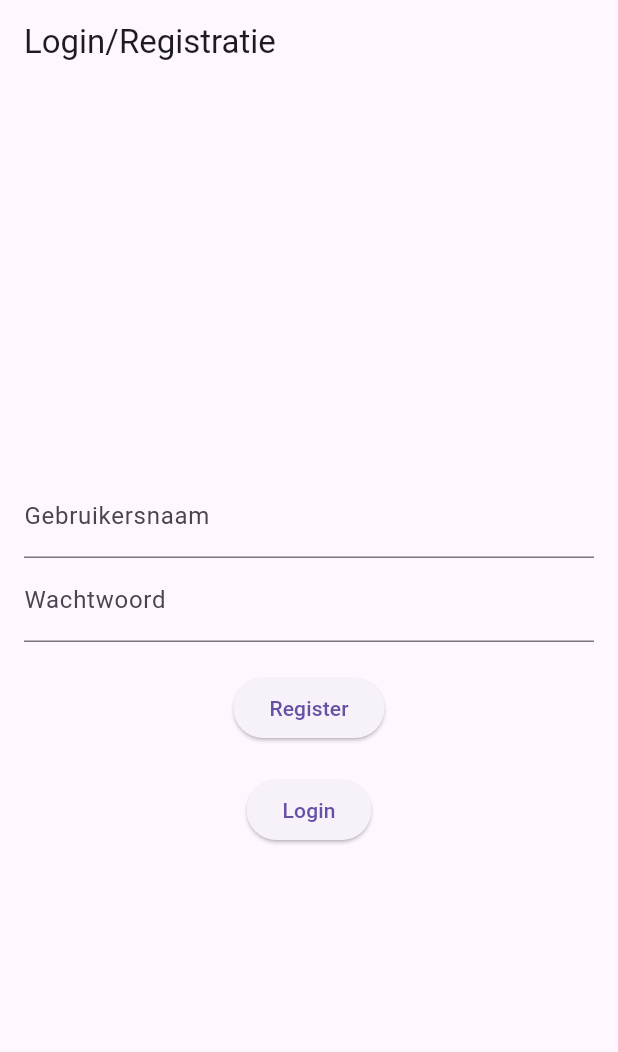
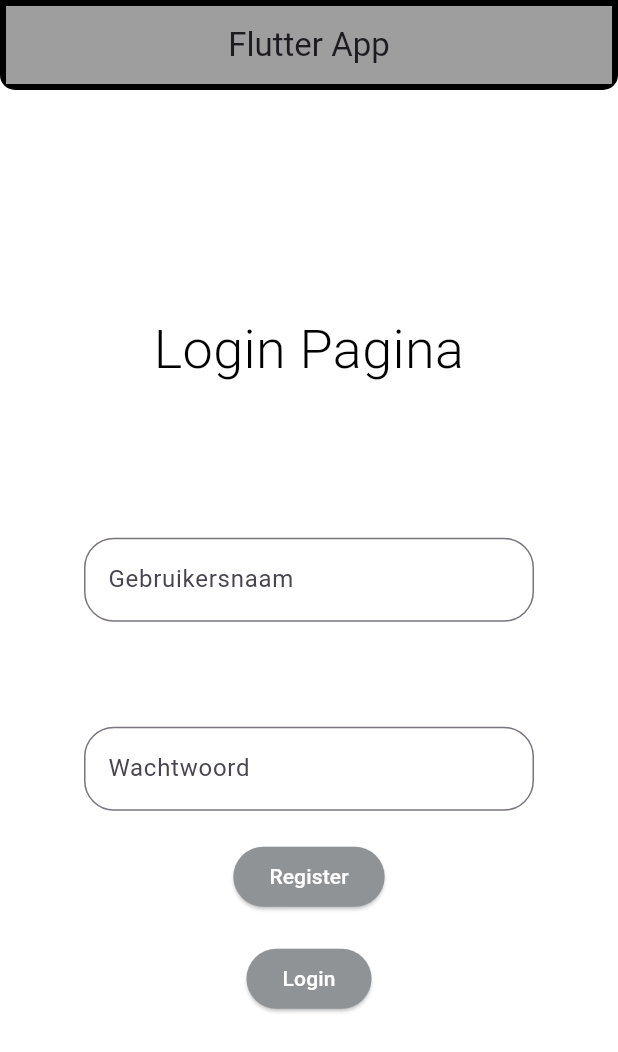
Before and after one commit to Denzel-Bendt/CPD-FlutterApp, a Flutter app: the screen it shows after launch, on a phone screen of 412 x 824 dp. Shown: the top 1052 px of the screen. Run offline on Flutter 3.47's test engine with Material 3 defaults, Android fonts, the light colour scheme and no system bars; our stand-ins replace logger.

Commit message:
New interface for login screen

```diff
--- a/lib/screens/login_screen.dart
+++ b/lib/screens/login_screen.dart
@@ -19,8 +19,30 @@ class LoginScreenState extends State<LoginScreen> {
   @override
   Widget build(BuildContext context) {
     return Scaffold(
-      appBar: AppBar(
-        title: Text("Login/Registratie"),
+      backgroundColor: Colors.white70,
+      appBar: PreferredSize(
+        preferredSize:
+            const Size.fromHeight(60.0), // Set the height of the AppBar
+        child: Container(
+          decoration: BoxDecoration(
+            border: Border.all(
+              color: const Color.fromARGB(255, 0, 0, 0), // Border color
+              width: 4.0, // Border thickness
+            ),
+            borderRadius: BorderRadius.vertical(
+                bottom: Radius.circular(10)), // Optional: Rounded corners
+          ),
+          child: AppBar(
+            backgroundColor: Colors.grey, // Set background color of AppBar
+            title: Row(
+              mainAxisAlignment: MainAxisAlignment.center,
+              children: const [
+                Text("Flutter App"),
+              ],
+            ),
+            elevation: 0, // Remove shadow
+          ),
+        ),
       ),
       body: Center(
         child: Padding(
@@ -28,46 +50,115 @@ class LoginScreenState extends State<LoginScreen> {
           child: Column(
             mainAxisAlignment: MainAxisAlignment.center,
             children: <Widget>[
-              TextField(
+              Padding(
+                padding: const EdgeInsets.only(bottom: 100.0),
+                child: const Text(
+                  'Login Pagina', // Your H1 text
+                  style: TextStyle(
+                    fontSize: 36, // H1 font size
+                    fontWeight: FontWeight.w300, // Bold text
+                    color: Colors.black, // Text color
+                  ),
+                  textAlign: TextAlign.center, // Center the text
+                ),
+              ),
+              SizedBox(
+                width: 300,
+                child: TextField(
                 controller: _usernameController,
-                decoration: InputDecoration(labelText: 'Gebruikersnaam'),
+                  decoration: InputDecoration(
+                    labelText: 'Gebruikersnaam',
+                    border: OutlineInputBorder(
+                      borderRadius:
+                          BorderRadius.circular(20.0), // Rounded corners
+                      borderSide: BorderSide(
+                        color: Colors.black, // Border color
+                        width: 1.0, // Border thickness
+                      ),
+                    ),
+                    focusedBorder: OutlineInputBorder(
+                      borderRadius:
+                          BorderRadius.circular(10.0), // Rounded corners
+                      borderSide: BorderSide(
+                        color: Colors.black, // Border color when focused
+                        width: 1.0, // Border thickness when focused
+                      ),
+                    ),
+                  ),
+                ),
               ),
-              TextField(
-  controller: _passwordController,
-  decoration: InputDecoration(
-    labelText: 'Wachtwoord'
-  ),
-  obscureText: true,  // Verbergt de tekst die wordt ingevoerd
-
+              SizedBox(height: 70), // Margin of 35 pixels between fields
+              SizedBox(
+                width: 300,
+                child: TextField(
+                  controller: _passwordController,
+                  decoration: InputDecoration(
+                    labelText: 'Wachtwoord',
+                    // Here you define the border for the TextField
+                    border: OutlineInputBorder(
+                      borderRadius:
+                          BorderRadius.circular(20.0), // Rounded corners
+                      borderSide: BorderSide(
+                        color: Colors.black, // Border color
+                        width: 1.0, // Border thickness
+                      ),
+                    ),
+                    focusedBorder: OutlineInputBorder(
+                      borderRadius:
+                          BorderRadius.circular(10.0), // Rounded corners
+                      borderSide: BorderSide(
+                        color: Colors.black, // Border color when focused
+                        width: 1.0, // Border thickness when focused
+                      ),
+                    ),
+                    // obscureText: true,// dit geeft een error // Verbergt de tekst die wordt ingevoerd
+                  ),
+                ),
               ),
-              SizedBox(height: 20),
+              const SizedBox(height: 20),
               ElevatedButton(
                 onPressed: () async {
-                  bool registered = await _authService.registerUser(_usernameController.text, _passwordController.text);
+                  bool registered = await _authService.registerUser(
+                      _usernameController.text, _passwordController.text);
                   if (registered) {
-                    Navigator.pushReplacement(context, MaterialPageRoute(builder: (context) => const HomePage()));
+                    Navigator.pushReplacement(
+                        context,
+                        MaterialPageRoute(
+                            builder: (context) => const HomePage()));
                   } else {
                     ScaffoldMessenger.of(context).showSnackBar(
-                      SnackBar(content: Text('Registratie mislukt'))
-                    );
+                        const SnackBar(content: Text('Registratie mislukt')));
                   }
                 },
-                child: Text('Register'),
+                style: ElevatedButton.styleFrom(
+                  foregroundColor: Colors.white,
+                  backgroundColor:
+                      const Color.fromARGB(255, 143, 147, 150), // Text color
+                ),
+                child: const Text('Register'),
               ),
-              SizedBox(height: 20),
+              const SizedBox(height: 20),
               ElevatedButton(
                 onPressed: () async {
-                  bool loggedIn = await _authService.loginUser(_usernameController.text, _passwordController.text);
+                  bool loggedIn = await _authService.loginUser(
+                      _usernameController.text, _passwordController.text);
                   if (loggedIn) {
-                    Navigator.pushReplacement(context, MaterialPageRoute(builder: (context) => const HomePage()));
+                    Navigator.pushReplacement(
+                        context,
+                        MaterialPageRoute(
+                            builder: (context) => const HomePage()));
                   } else {
                     if (mounted) {
                       ScaffoldMessenger.of(context).showSnackBar(
-                        SnackBar(content: Text('Inloggen mislukt'))
-                      );
+                          const SnackBar(content: Text('Inloggen mislukt')));
                     }
                   }
                 },
+                style: ElevatedButton.styleFrom(
+                  foregroundColor: Colors.white,
+                  backgroundColor:
+                      const Color.fromARGB(255, 143, 147, 150), // Text color
+                ),
                 child: const Text('Login'),
               ),
             ],
```
